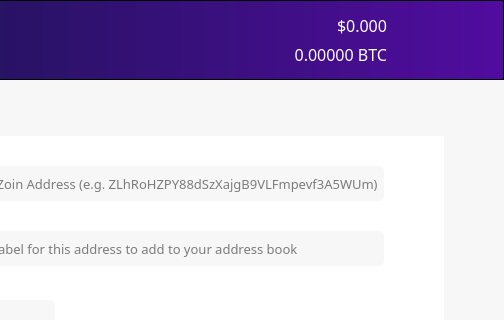
Before: the Qt Designer form src/qt/forms/winforms/sendcoinsdialog.ui in noirofficial/noir, drawn with Qt 5; both pictures show x 266 to 770 and y 0 to 320 of the 770 by 548 pixel window.
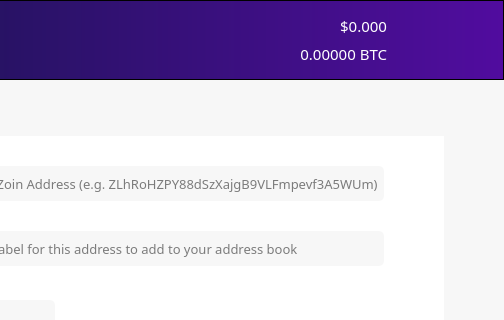
After: the same form once the commit is applied. Icons and pictures are not drawn. Custom widgets are drawn as their Qt base class.

What changed in the file:
```diff
--- a/src/qt/forms/winforms/sendcoinsdialog.ui
+++ b/src/qt/forms/winforms/sendcoinsdialog.ui
@@ -137,7 +137,7 @@
               <property name="font">
                <font>
                 <family>ZoinMedium</family>
-                <pointsize>12</pointsize>
+                <pointsize>11</pointsize>
                 <weight>50</weight>
                 <bold>false</bold>
                </font>
@@ -159,7 +159,7 @@
               <property name="font">
                <font>
                 <family>ZoinLight</family>
-                <pointsize>12</pointsize>
+                <pointsize>11</pointsize>
                 <weight>50</weight>
                 <bold>false</bold>
                </font>
```
